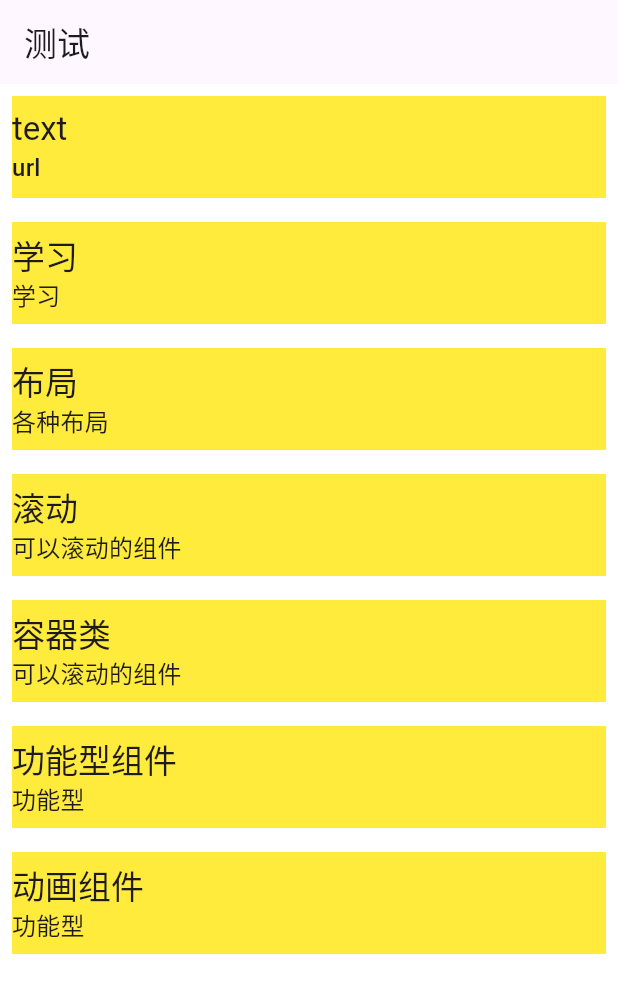
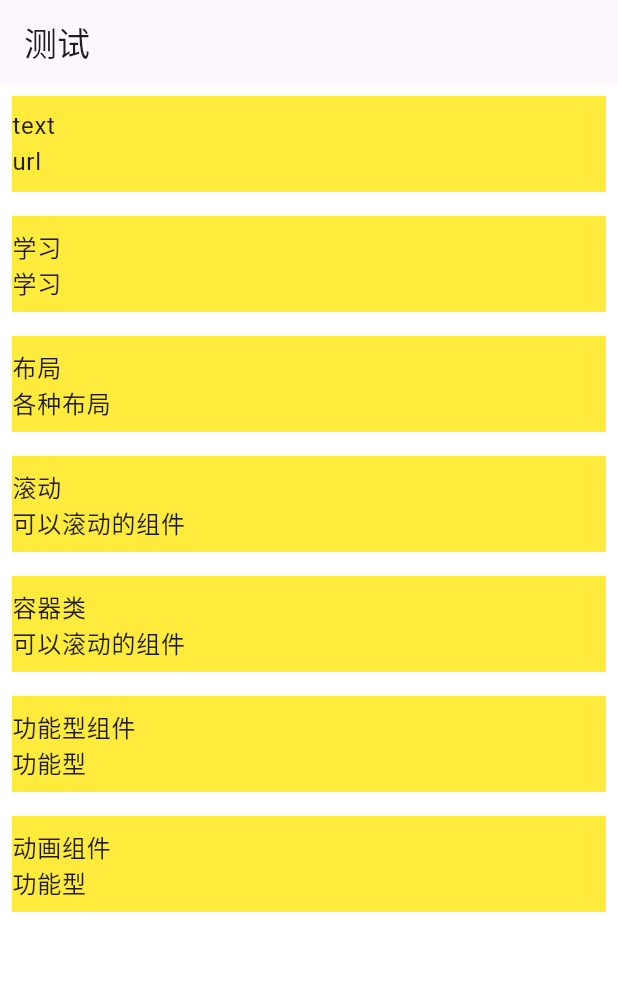
Before and after one commit to YuDongZhang/flutter_collection, a Flutter app: the screen it shows after launch, on a phone screen of 412 x 824 dp. Shown: the top 993 px of the screen. Run offline on Flutter 3.47's test engine with Material 3 defaults, Android fonts, the phone set to English and light mode, and no system bars; our stand-ins replace webview_flutter.

Commit message:
老項目重新跑通了

```diff
--- a/lib/demo/animation_demo/XAnimationDemo.dart
+++ b/lib/demo/animation_demo/XAnimationDemo.dart
@@ -36,11 +36,11 @@ class XAnimationDemo extends StatelessWidget {
             ),
             Text(
               animationBeans[index].title,
-              style: Theme.of(context).textTheme.headline6,
+              style: Theme.of(context).textTheme.bodyLarge,
             ),
             Text(
               animationBeans[index].details,
-              style: Theme.of(context).textTheme.subtitle1,
+              style: Theme.of(context).textTheme.bodyLarge,
             ),
             SizedBox(
               height: 8.0,
--- a/lib/demo/animation_demo/animation_web.dart
+++ b/lib/demo/animation_demo/animation_web.dart
@@ -4,8 +4,8 @@ import 'package:webview_flutter/webview_flutter.dart';
 class AnimationWebDemo extends StatelessWidget {
   @override
   Widget build(BuildContext context) {
-    return WebView(
-      initialUrl: 'https://www.baidu.com',
+    return Container(
+
     );
   }
 }
--- a/lib/demo/layout_demo/post_show.dart
+++ b/lib/demo/layout_demo/post_show.dart
@@ -27,10 +27,10 @@ class PostShow extends StatelessWidget {
             child: Column(
               crossAxisAlignment: CrossAxisAlignment.start,
               children: <Widget>[
-                Text('${post.title}', style: Theme.of(context).textTheme.title),
-                Text('${post.author}', style: Theme.of(context).textTheme.subhead),
+                Text('${post.title}', style: Theme.of(context).textTheme.titleSmall),
+                Text('${post.author}', style: Theme.of(context).textTheme.titleMedium),
                 SizedBox(height: 32.0),
-                Text('${post.description}', style: Theme.of(context).textTheme.body1),
+                Text('${post.description}', style: Theme.of(context).textTheme.titleSmall),
               ],
             ),
           ),
--- a/lib/demo/layout_demo/scroll_layout_demo.dart
+++ b/lib/demo/layout_demo/scroll_layout_demo.dart
@@ -137,9 +137,9 @@ class ListViewDemoFour extends StatelessWidget {
               ),
               SizedBox(height: 16.0),
               Text(posts[index].title,
-                  style: Theme.of(context).textTheme.title),
+                  style: Theme.of(context).textTheme.titleSmall),
               Text(posts[index].author,
-                  style: Theme.of(context).textTheme.subhead),
+                  style: Theme.of(context).textTheme.titleSmall),
               SizedBox(height: 16.0),
             ],
           ),
--- a/lib/main.dart
+++ b/lib/main.dart
@@ -41,11 +41,11 @@ class ListViewDemo extends StatelessWidget {
             ),
             Text(
               viewBeans[index].title,
-              style: Theme.of(context).textTheme.headline6,
+              style: Theme.of(context).textTheme.bodyLarge,
             ),
             Text(
               viewBeans[index].details,
-              style: Theme.of(context).textTheme.subtitle1,
+              style: Theme.of(context).textTheme.bodyLarge,
             ),
             SizedBox(
               height: 8.0,
```
Also changed, not shown: pubspec.yaml (+4 -54 lines), pubspec.lock (deleted), 5 other files.
